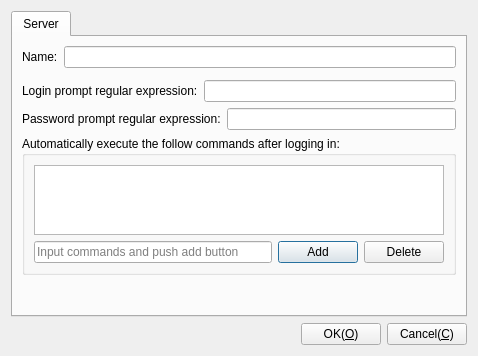
First picture: the form in Plugins/Telnet/DlgSettingsTelnet.ui, repository KangLin/RabbitRemoteControl, before the edit.
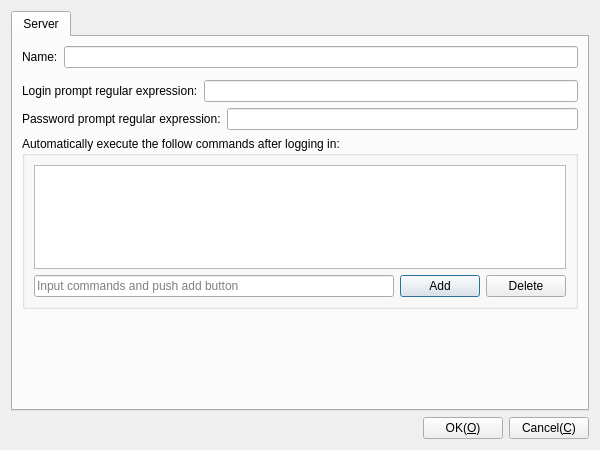
Second picture: the form after the edit. Custom widgets are drawn as their Qt base class.

```diff
--- a/Plugins/Telnet/DlgSettingsTelnet.ui
+++ b/Plugins/Telnet/DlgSettingsTelnet.ui
@@ -6,8 +6,8 @@
    <rect>
     <x>0</x>
     <y>0</y>
-    <width>478</width>
-    <height>356</height>
+    <width>600</width>
+    <height>450</height>
    </rect>
   </property>
   <property name="windowTitle">
```
